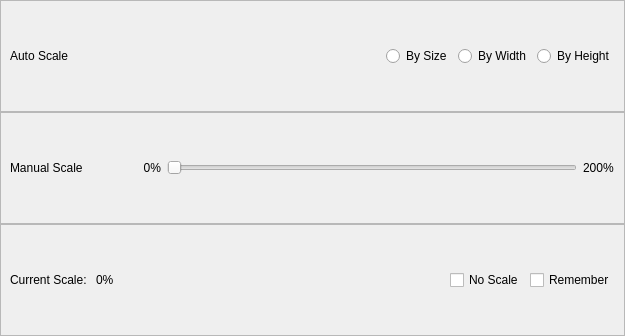
The window that src/gui/controll-bar-area/scale-setting.ui (haocxy/smooth-comic) describes before a commit, drawn with Qt 5.
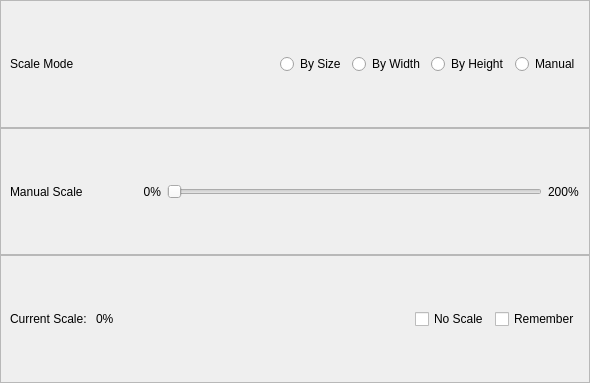
The same window after the commit.

What changed in the file:
```diff
--- a/src/gui/controll-bar-area/scale-setting.ui
+++ b/src/gui/controll-bar-area/scale-setting.ui
@@ -6,8 +6,8 @@
    <rect>
     <x>0</x>
     <y>0</y>
-    <width>625</width>
-    <height>336</height>
+    <width>590</width>
+    <height>383</height>
    </rect>
   </property>
   <property name="windowTitle">
@@ -41,7 +41,7 @@
       <item>
        <widget class="QLabel" name="label_3">
         <property name="text">
-         <string>Auto Scale</string>
+         <string>Scale Mode</string>
         </property>
        </widget>
       </item>
@@ -82,6 +82,13 @@
         </property>
        </widget>
       </item>
+      <item>
+       <widget class="QRadioButton" name="radioScaleManual">
+        <property name="text">
+         <string>Manual</string>
+        </property>
+       </widget>
+      </item>
      </layout>
     </widget>
    </item>
```
Left out of the diff: 6 changed lines with no effect on the pictures.
